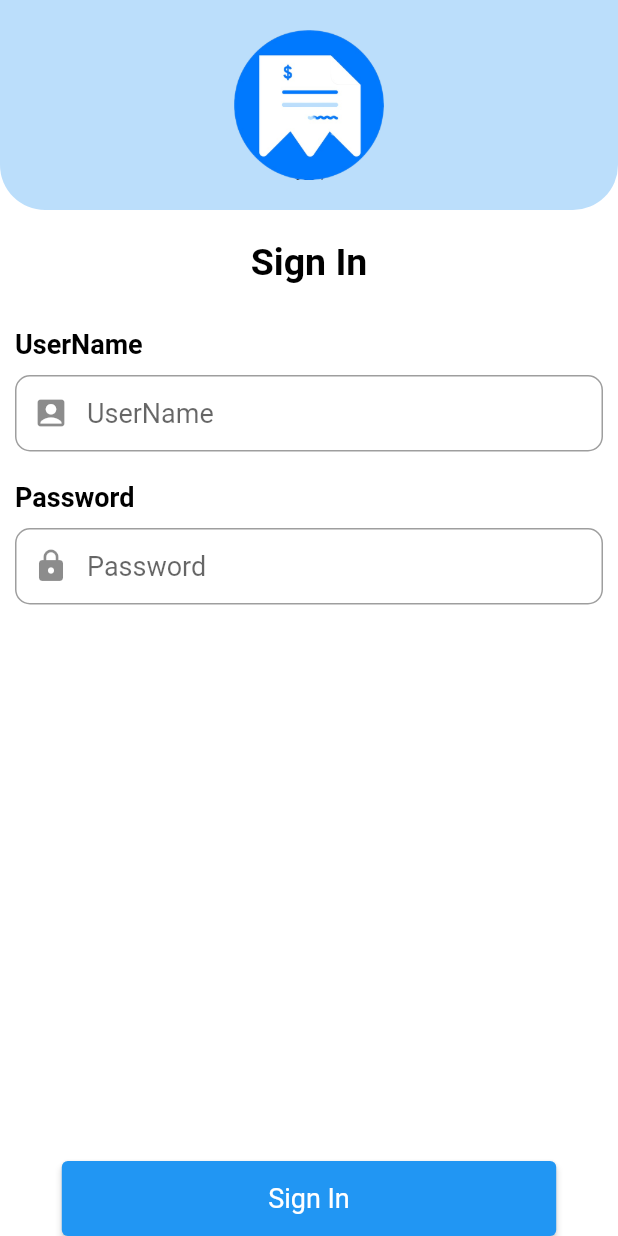
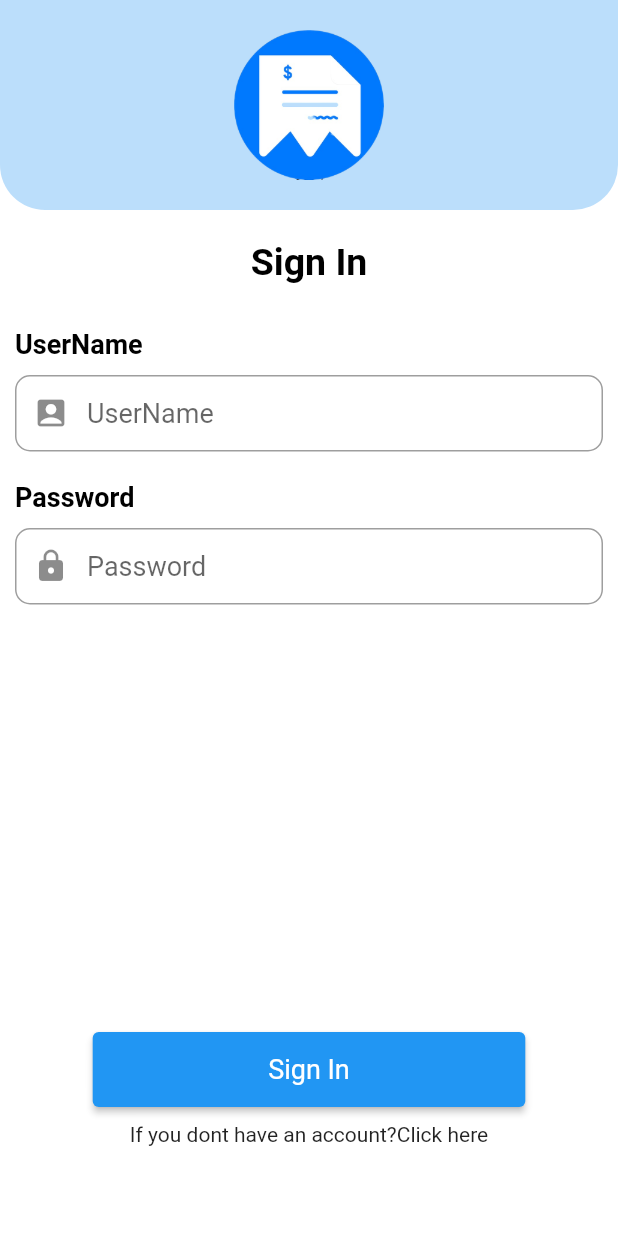
Before and after one commit to akshaya-sivakumar/billing-mobile, a Flutter app: the screen it shows after launch, on a phone screen of 412 x 824 dp. Run offline on Flutter 3.47's test engine with Material 2 defaults, Android fonts, the light colour scheme and no system bars; our stand-ins replace bloc, cloud_firestore, dropdown_search, firebase_auth, firebase_core, firebase_messaging and 2 more; missing offline and left inert: firebase_notification_scheduler, workmanager; accounts and stored records are empty.

Commit message:
login ui changes

```diff
--- a/lib/screens/login.dart
+++ b/lib/screens/login.dart
@@ -5,6 +5,7 @@ import 'package:billing/bloc/login_bloc/login_bloc.dart';
 import 'package:billing/models/login_request.dart';
 import 'package:billing/models/workMangerInputDataModel.dart';
 import 'package:billing/screens/admin/admin_panel.dart';
+import 'package:billing/widgets/loader_widget.dart';
 import 'package:cloud_firestore/cloud_firestore.dart';
 import 'package:firebase_auth/firebase_auth.dart';
 import 'package:firebase_messaging/firebase_messaging.dart';
@@ -37,10 +38,12 @@ class _LoginScreenState extends State<LoginScreen> {
     loginBloc = BlocProvider.of<LoginBloc>(context)
       ..stream.listen((state) {
         if (state is LoginDone) {
+          LoaderWidget().showLoader(context, stopLoader: true);
           showToast(message: "Login Successfully");
           Navigator.pushNamedAndRemoveUntil(
               context, AdminPanel.routeName, (route) => false);
         } else if (state is LoginError) {
+          LoaderWidget().showLoader(context, stopLoader: true);
           showToast(message: "Login failed");
         }
       });
@@ -118,10 +121,15 @@ class _LoginScreenState extends State<LoginScreen> {
     );
   }
 
-  SizedBox siginInButton(BuildContext context) {
-    return SizedBox(
-      width: MediaQuery.of(context).size.width * 0.8,
+  Container siginInButton(BuildContext context) {
+    return Container(
+      margin: EdgeInsets.only(bottom: 60),
+      child: Column(
+        mainAxisAlignment: MainAxisAlignment.end,
+        children: [
+          Container(
             height: 50,
+            width: MediaQuery.of(context).size.width * 0.7,
             child: ElevatedButton(
                 onPressed: onSignin,
                 child: Text(
@@ -131,6 +139,15 @@ class _LoginScreenState extends State<LoginScreen> {
                       .subtitle1
                       ?.copyWith(color: Colors.white),
                 )),
+          ),
+          Padding(
+            padding: const EdgeInsets.only(top: 10),
+            child: InkWell(
+                onTap: () {},
+                child: Text("If you dont have an account?Click here")),
+          )
+        ],
+      ),
     );
   }
 
@@ -179,8 +196,11 @@ class _LoginScreenState extends State<LoginScreen> {
 
   void onSignin() async {
     if (formKey.currentState!.validate()) {
+      LoaderWidget().showLoader(context);
       context.read<LoginBloc>().add(LoginRequestEvent(LoginRequest(
           Username: userController.text, Password: passwordController.text)));
+    } else {
+      LoaderWidget().showLoader(context, stopLoader: true);
     }
   }
 }
```
Also changed, not shown: lib/widgets/loader_widget.dart (added, +42 -0 lines). Lines whose indentation alone changed are shown as unchanged.
